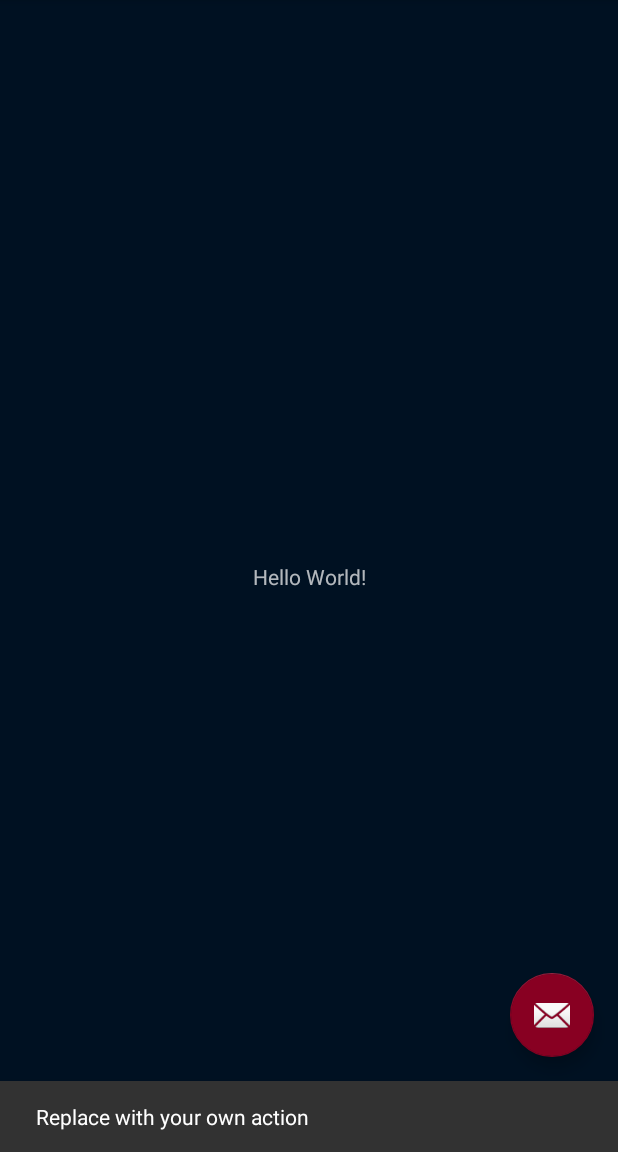
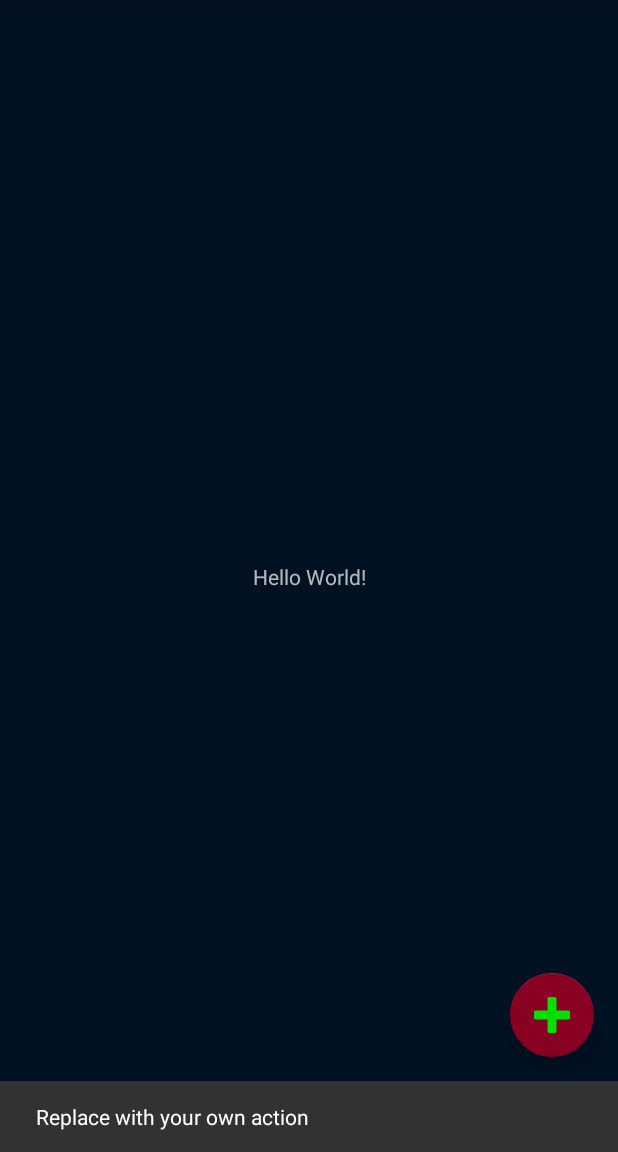
Before and after one commit to ponyatov/metaLold, an Android app: the screen it shows after launch (MainActivity), after a tap on an icon or button, on a phone screen of 412 x 824 dp, the part 84-1236 px from its top. Run offline under Robolectric (Android 15) with nearby library versions, the phone set to English and light mode, and no system bars.

Commit message:
+ add button
Signed-off-by: Dmitry Ponyatov <dponyatov@gmail.com>

```diff
--- a/Android/app/src/main/res/layout/activity_main.xml
+++ b/Android/app/src/main/res/layout/activity_main.xml
@@ -28,6 +28,6 @@
         android:layout_height="wrap_content"
         android:layout_gravity="bottom|end"
         android:layout_margin="@dimen/fab_margin"
-        app:srcCompat="@android:drawable/ic_dialog_email" />
+        app:srcCompat="@mipmap/add_circle" />
 
 </android.support.design.widget.CoordinatorLayout>
```
Also changed, not shown: Android/app/src/main/res/mipmap-xxxhdpi/add_circle.png (added), 2 other files.
